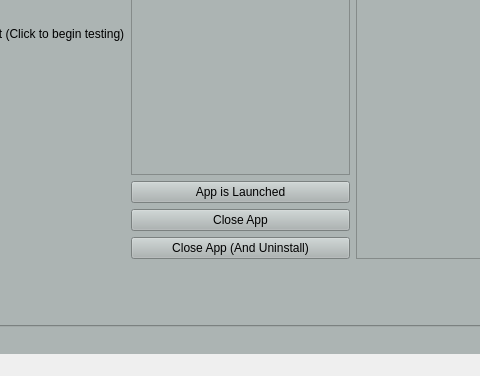
The window that gui/mainwindow.ui (RyanRio/OVRseen) describes before a commit, drawn with Qt 5; both pictures show x 98 to 578 and y 224 to 600 of the 800 by 600 pixel window.
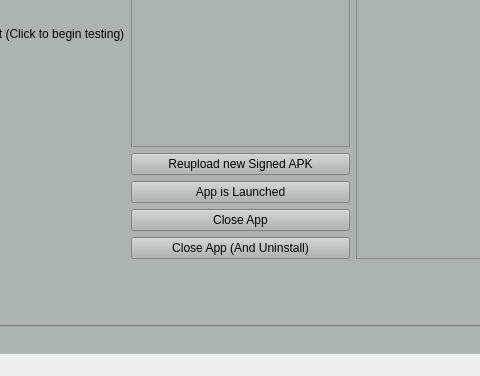
The same window after the commit.

Commit message: add reinstall option

The edit to the form file:
```diff
--- a/gui/mainwindow.ui
+++ b/gui/mainwindow.ui
@@ -395,6 +395,13 @@
             <item>
              <widget class="QTextEdit" name="frida_instructions"/>
             </item>
+            <item>
+             <widget class="QPushButton" name="reinstall_frida_app">
+              <property name="text">
+               <string>Reupload new Signed APK</string>
+              </property>
+             </widget>
+            </item>
             <item>
              <widget class="QPushButton" name="frida_bypass">
               <property name="text">
```
The commit also changes 1 other file.
